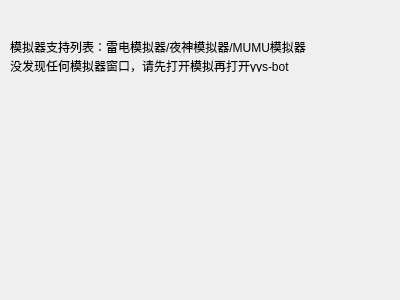
Qt form qt/noWindow.ui (AmosLee95/yys-bot) before a commit.
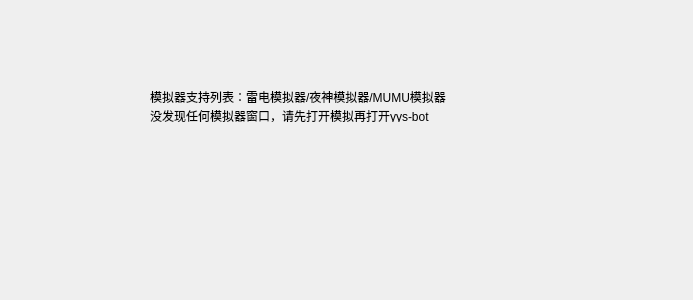
The same form after that commit.

What changed in the file:
```diff
--- a/qt/noWindow.ui
+++ b/qt/noWindow.ui
@@ -6,7 +6,7 @@
    <rect>
     <x>0</x>
     <y>0</y>
-    <width>400</width>
+    <width>693</width>
     <height>300</height>
    </rect>
   </property>
@@ -16,8 +16,8 @@
   <widget class="QWidget" name="">
    <property name="geometry">
     <rect>
-     <x>10</x>
-     <y>40</y>
+     <x>150</x>
+     <y>90</y>
      <width>351</width>
      <height>32</height>
     </rect>
```
